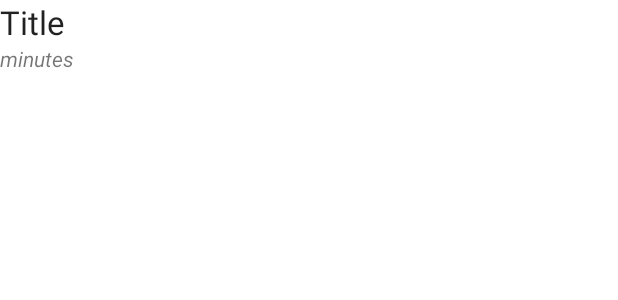
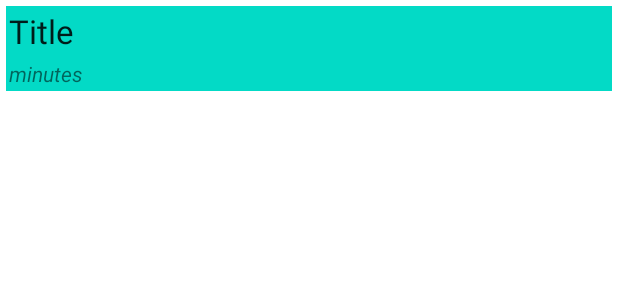
Before and after one commit to swaroopjcse/AndroidJournalApp, an Android app: the layout journal_item.xml on its own in the app's theme, with its tools: preview values and no code run, on a phone screen of 412 x 824 dp. Shown: the top 300 px of the screen. Run offline under Robolectric (Android 15) with nearby library versions, the phone set to English and light mode, and no system bars.

```diff
--- a/app/src/main/res/layout/activity_main.xml
+++ b/app/src/main/res/layout/activity_main.xml
@@ -10,6 +10,7 @@
         android:id="@+id/recyclerView"
         android:layout_width="match_parent"
         android:layout_height="match_parent"
+        android:layout_margin="2dp"
         app:layout_constraintBottom_toBottomOf="parent"
         app:layout_constraintEnd_toEndOf="parent"
         app:layout_constraintStart_toStartOf="parent"
--- a/app/src/main/res/layout/journal_item.xml
+++ b/app/src/main/res/layout/journal_item.xml
@@ -2,12 +2,15 @@
 <LinearLayout xmlns:android="http://schemas.android.com/apk/res/android"
     android:layout_width="match_parent"
     android:layout_height="wrap_content"
+    android:layout_margin="4dp"
+    android:background="@color/design_default_color_secondary"
     android:orientation="vertical">
 
     <TextView
         android:id="@+id/txt_item_title"
         android:layout_width="wrap_content"
         android:layout_height="wrap_content"
+        android:padding="2dp"
         android:text="@string/title_label"
         android:textAppearance="@style/TextAppearance.AppCompat.Large" />
 
@@ -15,6 +18,7 @@
         android:id="@+id/txt_item_duration"
         android:layout_width="wrap_content"
         android:layout_height="wrap_content"
+        android:padding="2dp"
         android:text="@string/duration_hint"
         android:textStyle="italic" />
 </LinearLayout>
```
Also changed, not shown: app/src/main/java/androidsamples/java/journalapp/MainActivity.java (+15 -2 lines), app/src/main/res/layout/activity_add_entry.xml (+3 -4 lines).
